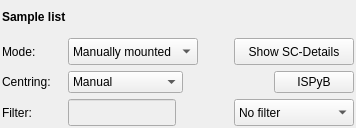
mxcube/mxcubeqt, file Bricks/widgets/ui_files/Qt4_sample_changer_widget_layout.ui: the form before one commit.
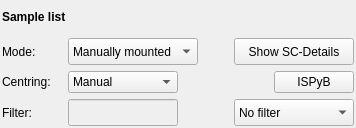
The form after the commit. Icons and pictures are not drawn.

Patch:
```diff
--- a/Bricks/widgets/ui_files/Qt4_sample_changer_widget_layout.ui
+++ b/Bricks/widgets/ui_files/Qt4_sample_changer_widget_layout.ui
@@ -190,13 +190,13 @@
         <widget class="QComboBox" name="centring_cbox">
          <property name="minimumSize">
           <size>
-           <width>0</width>
+           <width>110</width>
            <height>0</height>
           </size>
          </property>
          <property name="maximumSize">
           <size>
-           <width>130</width>
+           <width>110</width>
            <height>27</height>
           </size>
          </property>
@@ -278,9 +278,15 @@
          <property name="enabled">
           <bool>false</bool>
          </property>
+         <property name="minimumSize">
+          <size>
+           <width>110</width>
+           <height>0</height>
+          </size>
+         </property>
          <property name="maximumSize">
           <size>
-           <width>130</width>
+           <width>110</width>
            <height>27</height>
           </size>
          </property>
```
